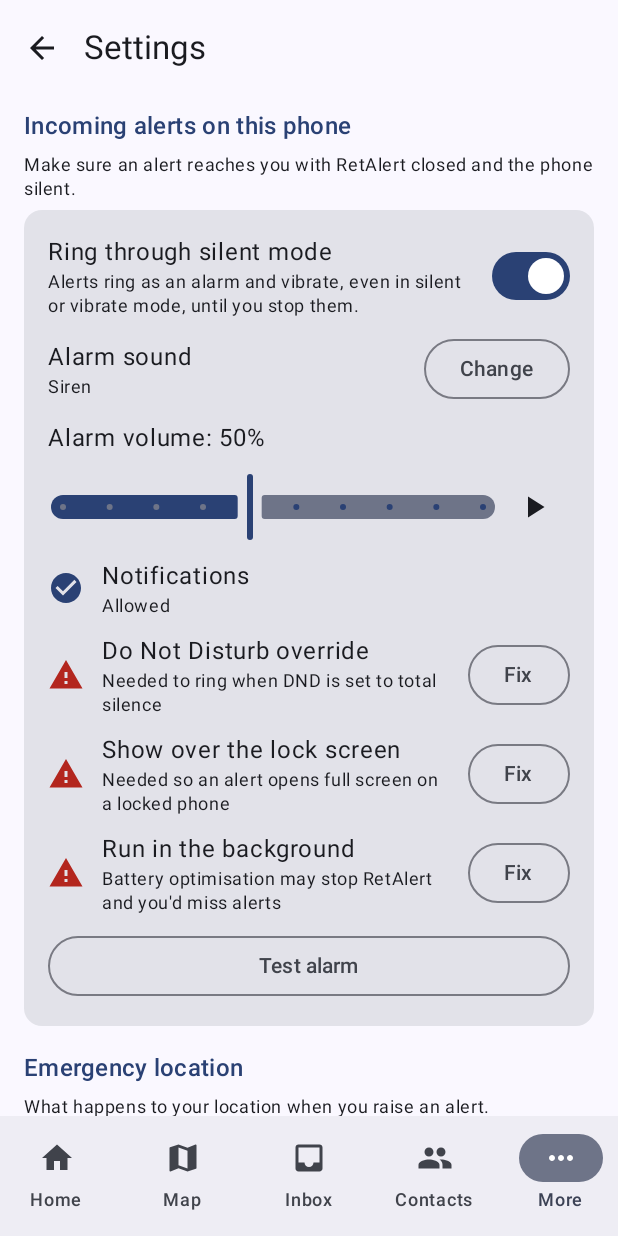
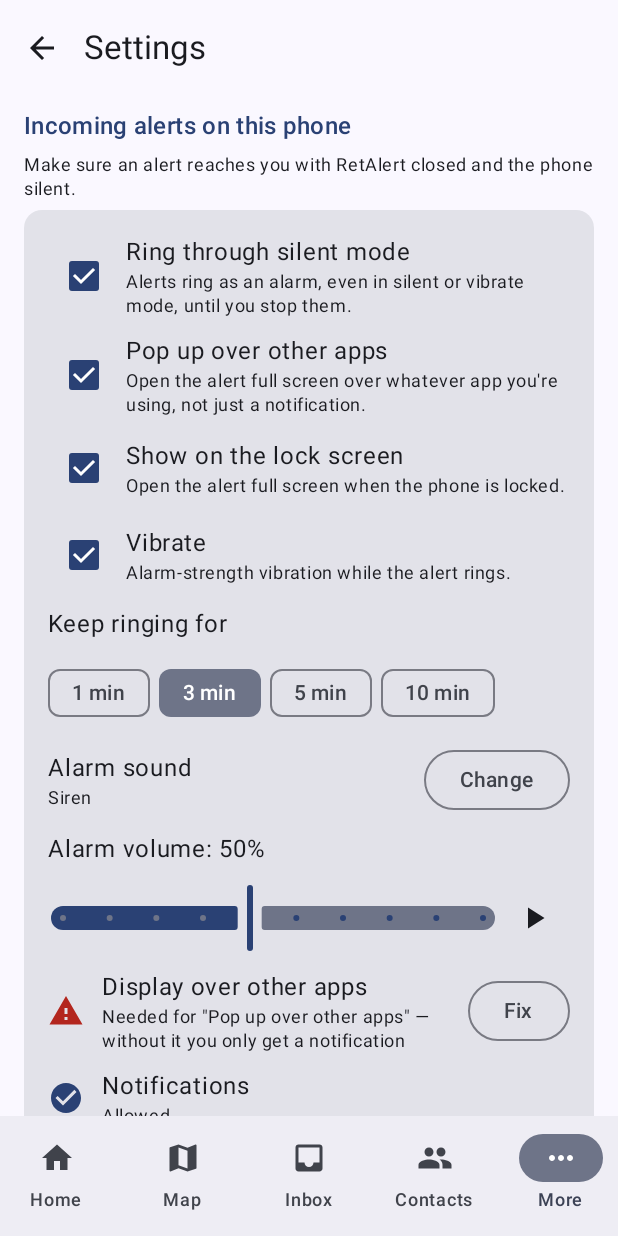
Before and after one commit to idan2025/RetAlert, an Android app built with Jetpack Compose: the SettingsScreen screen opened through its navigation route, on a phone screen of 412 x 824 dp. Run offline under Robolectric (Android 15) with nearby library versions, the phone set to English and light mode, and no system bars; our stand-ins replace Dagger/Hilt's generated code, Room's generated code; libraries missing offline, so code that uses them is left out: network.reticulum, network.reticulum.identity, network.reticulum.interfaces, network.reticulum.transport; pictures from the network do not load.

Commit message:
feat(android): alerts pop up full screen over other apps; per-option alert settings
An incoming alert used to be only a heads-up notification while the phone
was in use. With "Display over other apps" granted, RetAlert now opens a
full-screen red alert over whatever app is in front (Android only lets a
background app start an activity with that permission). The pop-up shows the
alert even when ringing is off ("Dismiss"), and stays up after the ring times
out until the user dismisses it.

Settings → "Incoming alerts on this phone" is now a set of ✓ options:
ring through silent mode, pop up over other apps, show on the lock screen
(full-screen intent), vibrate, and keep ringing for 1/3/5/10 min — next to
the sound and volume. The permission checklist gains "Display over other
apps" with a Fix button while the pop-up is on. Test alarm fires after 5 s,
so the user can switch apps or lock the phone and see how it arrives.

Also lays the UI out left-to-right: it is English-only, and on a Hebrew
(RTL) phone mirroring scrambled mixed text ("min 3", leading periods).

Tested on a Nubia NX669J (Android 12): from the launcher, the test alert
took over the screen full screen; options persist; the RTL text renders
correctly. Nubia's overlay settings ignore the per-app deep link and open
the full app list.

Co-Authored-By: Claude Opus 5.5 <noreply@anthropic.com>

```diff
--- a/android/app/src/main/AndroidManifest.xml
+++ b/android/app/src/main/AndroidManifest.xml
@@ -30,6 +30,9 @@
     <!-- Incoming alerts ring as an alarm: lower DND to "alarms only" while ringing,
          keep the listener alive in Doze, and restart it after a reboot. -->
     <uses-permission android:name="android.permission.ACCESS_NOTIFICATION_POLICY" />
+    <!-- "Display over other apps": lets an incoming alert open full screen over
+         whatever app is in use (a background app can't start an activity otherwise). -->
+    <uses-permission android:name="android.permission.SYSTEM_ALERT_WINDOW" />
     <uses-permission android:name="android.permission.VIBRATE" />
     <uses-permission android:name="android.permission.RECEIVE_BOOT_COMPLETED" />
     <uses-permission android:name="android.permission.REQUEST_IGNORE_BATTERY_OPTIMIZATIONS" />
--- a/android/app/src/main/java/network/retalert/app/MainActivity.kt
+++ b/android/app/src/main/java/network/retalert/app/MainActivity.kt
@@ -11,7 +11,10 @@ import androidx.activity.enableEdgeToEdge
 import androidx.activity.result.contract.ActivityResultContracts
 import androidx.compose.foundation.layout.fillMaxSize
 import androidx.compose.material3.Surface
+import androidx.compose.runtime.CompositionLocalProvider
 import androidx.compose.ui.Modifier
+import androidx.compose.ui.platform.LocalLayoutDirection
+import androidx.compose.ui.unit.LayoutDirection
 import androidx.core.content.ContextCompat
 import dagger.hilt.android.AndroidEntryPoint
 import javax.inject.Inject
@@ -50,9 +53,14 @@ class MainActivity : ComponentActivity() {
         val launcher = registerForActivityResult(ActivityResultContracts.RequestMultiplePermissions()) { /* no-op */ }
         missingPerms().takeIf { it.isNotEmpty() }?.let { launcher.launch(it) }
         setContent {
-            RetAlertTheme {
-                Surface(modifier = Modifier.fillMaxSize()) { RetAlertApp() }
-                AlarmOverlay(alarm)
+            // The UI is English-only: on a right-to-left system (Hebrew, Arabic)
+            // mirroring it only scrambles the text ("min 3", periods at the
+            // start). Lay it out left-to-right until there are RTL translations.
+            CompositionLocalProvider(LocalLayoutDirection provides LayoutDirection.Ltr) {
+                RetAlertTheme {
+                    Surface(modifier = Modifier.fillMaxSize()) { RetAlertApp() }
+                    AlarmOverlay(alarm)
+                }
             }
         }
     }
@@ -82,5 +90,7 @@ class MainActivity : ComponentActivity() {
     companion object {
         const val EXTRA_SHOW_ALARM = "network.retalert.extra.SHOW_ALARM"
         const val EXTRA_STOP_ALARM = "network.retalert.extra.STOP_ALARM"
+        /** Pop-up over other apps, but not over the lock screen. */
+        const val EXTRA_POPUP = "network.retalert.extra.POPUP"
     }
 }
--- a/android/app/src/main/java/network/retalert/app/ui/settings/SettingsScreen.kt
+++ b/android/app/src/main/java/network/retalert/app/ui/settings/SettingsScreen.kt
@@ -15,6 +15,7 @@ import androidx.compose.material.icons.filled.PlayArrow
 import androidx.compose.material3.AlertDialog
 import androidx.compose.material3.RadioButton
 import androidx.compose.material3.Slider
+import androidx.compose.material3.Checkbox
 import androidx.compose.runtime.mutableFloatStateOf
 import network.retalert.domain.AlarmSound
 import androidx.core.app.NotificationManagerCompat
@@ -141,11 +142,24 @@ private fun AlarmSection(state: SettingsUiState, vm: SettingsViewModel) {
     }
 
     Section("Incoming alerts on this phone", "Make sure an alert reaches you with RetAlert closed and the phone silent.") {
-        SwitchItem(
+        CheckItem(
             "Ring through silent mode",
-            "Alerts ring as an alarm and vibrate, even in silent or vibrate mode, until you stop them.",
+            "Alerts ring as an alarm, even in silent or vibrate mode, until you stop them.",
             state.alarmOverrideSilent, vm::setAlarmOverrideSilent,
         )
+        CheckItem(
+            "Pop up over other apps",
+            "Open the alert full screen over whatever app you're using, not just a notification.",
+            state.alertPopup, vm::setAlertPopup,
+        )
+        CheckItem(
+            "Show on the lock screen",
+            "Open the alert full screen when the phone is locked.",
+            state.alertLockScreen, vm::setAlertLockScreen,
+        )
+        CheckItem("Vibrate", "Alarm-strength vibration while the alert rings.", state.alarmVibrate, vm::setAlarmVibrate)
+        Text("Keep ringing for", style = MaterialTheme.typography.bodyLarge)
+        ChoiceChips(AlarmSound.RING_MINUTES.map { it to "$it min" }, state.alarmMinutes) { vm.setAlarmMinutes(it) }
         var pickingSound by remember { mutableStateOf(false) }
         Row(Modifier.fillMaxWidth(), verticalAlignment = Alignment.CenterVertically) {
             Column(Modifier.weight(1f).padding(end = 12.dp)) {
@@ -169,6 +183,14 @@ private fun AlarmSection(state: SettingsUiState, vm: SettingsViewModel) {
             IconButton(onClick = { vm.previewSound(state.alarmSound) }) { Icon(Icons.Filled.PlayArrow, "Preview at this volume") }
         }
         key(tick) {
+            if (state.alertPopup) {
+                val overlayOk = Settings.canDrawOverlays(ctx)
+                CheckRow(
+                    "Display over other apps", overlayOk,
+                    if (overlayOk) "Allowed — alerts pop up over any app"
+                    else "Needed for \"Pop up over other apps\" — without it you only get a notification",
+                ) { open(Settings.ACTION_MANAGE_OVERLAY_PERMISSION) }
+            }
             val notifOk = NotificationManagerCompat.from(ctx).areNotificationsEnabled()
             CheckRow("Notifications", notifOk, if (notifOk) "Allowed" else "Blocked — alerts can't be shown") {
                 runCatching {
@@ -504,6 +526,18 @@ private fun Section(title: String, subtitle: String? = null, content: @Composabl
     }
 }
 
+/** A ✓ option: the whole row toggles it. */
+@Composable
+private fun CheckItem(title: String, subtitle: String?, checked: Boolean, onChange: (Boolean) -> Unit) {
+    Row(Modifier.fillMaxWidth().clickable { onChange(!checked) }, verticalAlignment = Alignment.CenterVertically) {
+        Checkbox(checked = checked, onCheckedChange = onChange)
+        Column(Modifier.weight(1f).padding(start = 4.dp)) {
+            Text(title, style = MaterialTheme.typography.bodyLarge)
+            if (subtitle != null) Text(subtitle, style = MaterialTheme.typography.bodySmall)
+        }
+    }
+}
+
 @Composable
 private fun SwitchItem(title: String, subtitle: String?, checked: Boolean, onChange: (Boolean) -> Unit) {
     Row(Modifier.fillMaxWidth(), verticalAlignment = Alignment.CenterVertically) {
--- a/android/app/src/main/java/network/retalert/app/ui/settings/SettingsViewModel.kt
+++ b/android/app/src/main/java/network/retalert/app/ui/settings/SettingsViewModel.kt
@@ -57,6 +57,10 @@ data class SettingsUiState(
     val alarmSound: String = AlarmSound.DEFAULT,
     val alarmSoundLabel: String = "",
     val alarmVolumePercent: Int = AlarmSound.DEFAULT_VOLUME_PERCENT,
+    val alertPopup: Boolean = true,
+    val alertLockScreen: Boolean = true,
+    val alarmVibrate: Boolean = true,
+    val alarmMinutes: Int = AlarmSound.DEFAULT_RING_MINUTES,
     val flash: String = "",
 )
 
@@ -113,6 +117,10 @@ class SettingsViewModel @Inject constructor(
             alarmSound = s.alarmSound,
             alarmSoundLabel = AlarmSound.label(s.alarmSound) ?: s.alarmSoundName.ifBlank { "Custom sound" },
             alarmVolumePercent = s.alarmVolumePercent,
+            alertPopup = s.alertPopup,
+            alertLockScreen = s.alertLockScreen,
+            alarmVibrate = s.alarmVibrate,
+            alarmMinutes = s.alarmMinutes,
             useSharedInstance = s.useSharedInstance,
             panicShareLocation = s.panicShareLocation,
             liveShareIntervalS = s.liveShareIntervalS,
@@ -166,13 +174,21 @@ class SettingsViewModel @Inject constructor(
     fun previewSound(value: String) = alarmPlayer.preview(value, _state.value.alarmVolumePercent)
 
     fun setAlarmVolume(percent: Int) = mutate { it.alarmVolumePercent = percent.coerceIn(10, 100); null }
+    fun setAlertPopup(v: Boolean) = mutate { it.alertPopup = v; null }
+    fun setAlertLockScreen(v: Boolean) = mutate { it.alertLockScreen = v; null }
+    fun setAlarmVibrate(v: Boolean) = mutate { it.alarmVibrate = v; null }
+    fun setAlarmMinutes(minutes: Int) = mutate { it.alarmMinutes = minutes.coerceIn(1, 60); null }
     fun stopPreview() = alarmPlayer.stopPreview()
     fun flash(msg: String) = _state.update { it.copy(flash = msg) }
 
     override fun onCleared() { alarmPlayer.stopPreview() }
 
-    /** Ring a local fake alert exactly as a real one would. */
+    /** Ring a local fake alert exactly as a real one would, after a few
+     *  seconds so the user can switch to another app (or lock the phone) and
+     *  see how it pops up there. */
     fun testAlarm() = viewModelScope.launch(Dispatchers.IO) {
+        _state.update { it.copy(flash = "Test alert in 5 s — switch to another app or lock the phone to see it pop up") }
+        kotlinx.coroutines.delay(5_000)
         alertNotifier.onAlert(
             IncomingMessage(
                 sourceHash = "0".repeat(32), text = "Test alert — this is how an incoming alert rings.",
--- a/android/domain/src/main/kotlin/network/retalert/domain/AlarmSounds.kt
+++ b/android/domain/src/main/kotlin/network/retalert/domain/AlarmSounds.kt
@@ -48,6 +48,8 @@ object AlarmSound {
     }
 
     const val DEFAULT_VOLUME_PERCENT = 50
+    const val DEFAULT_RING_MINUTES = 3
+    val RING_MINUTES = listOf(1, 3, 5, 10)
 
     /** Alarm-stream index for [percent] of [max]: rounded, never below 1 so
      *  an alert can't be set to ring silently. */
--- a/android/domain/src/main/kotlin/network/retalert/domain/Contacts.kt
+++ b/android/domain/src/main/kotlin/network/retalert/domain/Contacts.kt
@@ -48,6 +48,13 @@ class Settings(
     var alarmSoundName: String = "",
     /** Alarm-stream volume an alert rings at, percent of the maximum. */
     var alarmVolumePercent: Int = AlarmSound.DEFAULT_VOLUME_PERCENT,
+    /** Pop the alert up full screen over whatever app is open (needs "Display over other apps"). */
+    var alertPopup: Boolean = true,
+    /** Open the alert full screen over the lock screen. */
+    var alertLockScreen: Boolean = true,
+    var alarmVibrate: Boolean = true,
+    /** How long an alert rings before it stops by itself. */
+    var alarmMinutes: Int = AlarmSound.DEFAULT_RING_MINUTES,
 ) {
     /** Set distance units, normalising to km|mi. */
     fun applyDistanceUnits(units: String) { distanceUnits = if (units == "mi") "mi" else "km" }
```
Also changed, not shown: android/app/src/main/java/network/retalert/app/platform/AlarmPlayer.kt (+33 -13 lines), android/app/src/main/java/network/retalert/app/platform/AlertNotifier.kt (+29 -7 lines), android/app/src/main/java/network/retalert/app/ui/alarm/AlarmOverlay.kt (+52 -21 lines), android/data/src/main/kotlin/network/retalert/data/RoomRepositories.kt (+12 -0 lines), 1 other file.
